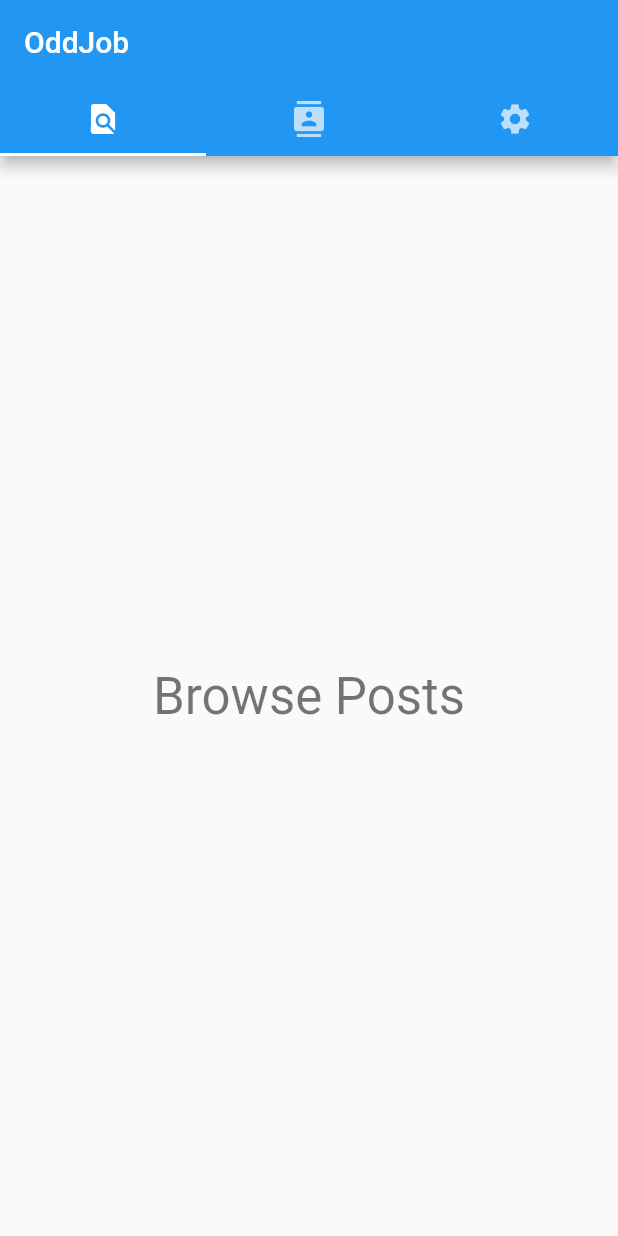
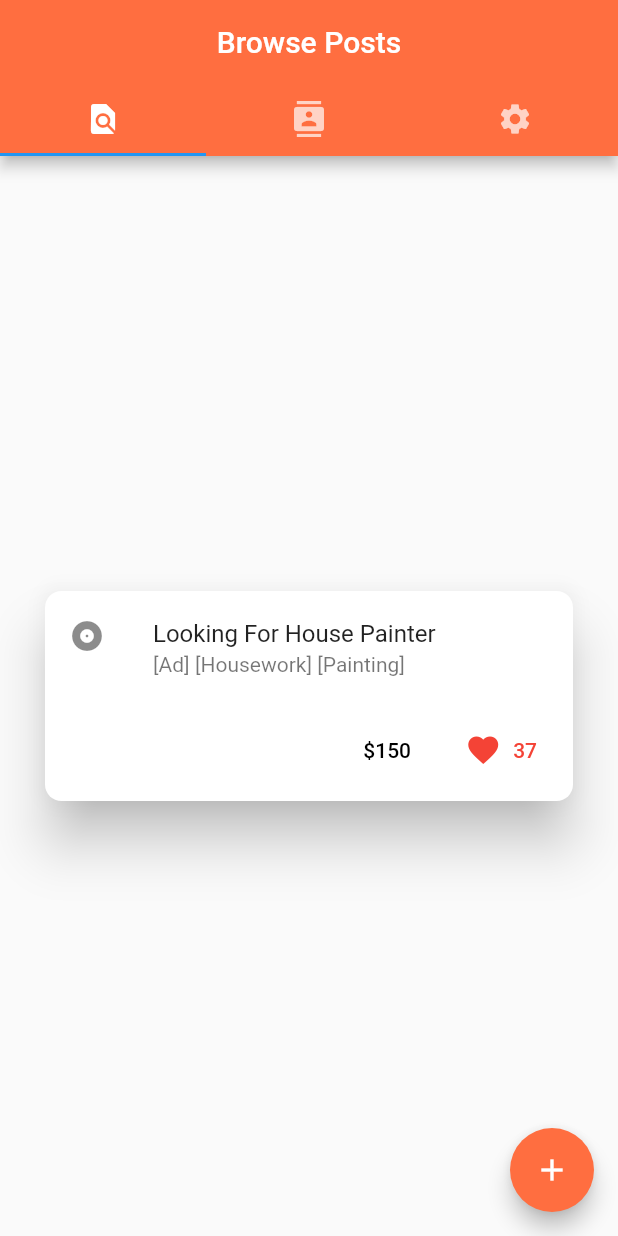
Before and after one commit to GarretBrowning/oddjob, a Flutter app: the screen it shows after launch, after a tap on "LOGIN", on a phone screen of 412 x 824 dp. Run offline on Flutter 3.47's test engine with Material 2 defaults, Android fonts, the phone set to English and light mode, and no system bars.

Commit message:
Added more features, Working on the Add Post Button

```diff
--- a/lib/browsePage/browse_jobs.dart
+++ b/lib/browsePage/browse_jobs.dart
@@ -1,5 +1,5 @@
 import 'package:flutter/material.dart';
-import 'package:oddjob/postPage/post_jobs.dart';
+import 'package:oddjob/createPostPage/create_post.dart';
 
 class BrowseJobPage extends StatefulWidget {
   @override
@@ -31,7 +31,7 @@ class BrowseJobPageState extends State<BrowseJobPage> {
         onPressed: () {
           Navigator.push(
               context,
-              MaterialPageRoute(builder: (context) => PostJobPage()),
+              MaterialPageRoute(builder: (context) => CreatePost()),
           );
         },
 
--- a/lib/homepage.dart
+++ b/lib/homepage.dart
@@ -5,41 +5,133 @@ class HomePage extends StatefulWidget {
   HomePageState createState() => HomePageState();
 }
 
-class HomePageState extends State<HomePage> with SingleTickerProviderStateMixin { //Have Question about the SingleTickerProviderStateMixin
+class HomePageState extends State<HomePage> with SingleTickerProviderStateMixin {
+
+  final List<MenuTabs> _tabs = [
+    MenuTabs(title: 'Browse Posts', icon: Icon(Icons.find_in_page)),
+    MenuTabs(title: 'My Posts', icon: Icon(Icons.contacts)),
+    MenuTabs(title: 'Settings', icon: Icon(Icons.settings)),
+  ];
+  MenuTabs _menuTabsHandler;
   TabController _tabController;
 
-  //Could try to create custom keys later for organization/cleanup:
-  final List<Widget> _tabs = [
-    Tab(icon: Icon(Icons.find_in_page)),
-    Tab(icon: Icon(Icons.contacts)),
-    Tab(icon: Icon(Icons.settings)),
-  ];
-
-  @override void initState() {
+  @override
+  // Initializing the state:
+  void initState() {
     super.initState();
-    _tabController = new TabController(vsync: this, length: _tabs.length);
+    _tabController = TabController(vsync: this, length: _tabs.length);
+    _menuTabsHandler = _tabs[0];
+    _tabController.addListener(_handleSelected);
   }
 
+  // Function to handle the selected tab:
+  void _handleSelected() {
+    setState(() {
+      _menuTabsHandler = _tabs[_tabController.index];
+    });
+  }
+
+  // DELETE This:
+  BoxDecoration myBoxDecoration() {
+    return BoxDecoration(
+        borderRadius: BorderRadius.circular(11),
+        border: Border.all(
+          width: 3, //                   <--- border width here
+      ),
+
+    );
+  }
 
   @override
   Widget build(BuildContext context) {
     return Scaffold(
         appBar: AppBar(
           automaticallyImplyLeading: false,
-          title: Text("OddJob"),
+          title: Center(
+              child: Text(_menuTabsHandler.title),
+          ),
+          backgroundColor: Colors.deepOrangeAccent,
           bottom: TabBar(
             controller: _tabController,
-            tabs: _tabs,
+            tabs: <Tab>[
+              Tab(icon: _tabs[0].icon,),
+              Tab(icon: _tabs[1].icon,),
+              Tab(icon: _tabs[2].icon,),
+            ],
           ),
         ),
         body: TabBarView(
           controller: _tabController,
+
+          // Will need to separate the children into a separate file:
+          // EXAMPLE FOR NOW:
           children: <Widget>[
-            Center(child: Text("Browse Posts", style: Theme.of(context).textTheme.display1,)),
-            Center(child: Text("My Posts", style: Theme.of(context).textTheme.display1,)),
-            Center(child: Text("Settings", style: Theme.of(context).textTheme.display1,))
+            Center(
+            child: Card(
+                margin: const EdgeInsets.all(30.0),
+                shape: RoundedRectangleBorder(
+                  borderRadius: BorderRadius.circular(11),
+                ),
+                elevation: 15.0,
+                child: Container(
+                    height: 140,
+//                    decoration: myBoxDecoration(),
+                    child: Center(
+                      child: Column(
+                        mainAxisSize: MainAxisSize.min,
+                        children: <Widget>[
+                          const ListTile(
+                            leading: Icon(Icons.album),
+                            title: Text('Looking For House Painter'),
+                            subtitle: Text(
+                                '[Ad] [Housework] [Painting]'),
+                          ),
+                          ButtonBar(
+                            children: <Widget>[
+                              FlatButton(
+                                child: Text(r'$150'),
+                                onPressed: () {
+                                  /* ... */
+                                },
+                              ),
+                              FlatButton.icon(
+                                icon: Icon(Icons.favorite),
+                                textColor: Colors.red, // Try for differentiation of Text/icon colour
+                                label: Text('37'),
+                                onPressed: () {
+                                  /* ... */
+                                },
+                              ),
+                            ],
+                          ),
+                        ],
+                      ),
+                    )
+                )
+            )
+            ),
+
+            // Start of Other Tab Pages:
+            Center(child: Text('My Posts', style: Theme.of(context).textTheme.display1,)),
+            Center(child: Text('Settings', style: Theme.of(context).textTheme.display1,))
           ],
-        )
+        ),
+
+        //This Floating Action Button is what allows users to create new posts:
+        floatingActionButton: FloatingActionButton(
+          child: Icon(Icons.add),
+          backgroundColor: Colors.deepOrangeAccent,
+          onPressed: () {
+            Navigator.pushNamed(context, '/create_post');
+            },
+        ),
     );
   }
 }
+
+// Created our own Tabs to take in a title and an icon for the AppBar:
+class MenuTabs {
+  final String title;
+  final Icon icon;
+  MenuTabs({this.title, this.icon});
+}
--- a/lib/login_page/login.dart
+++ b/lib/login_page/login.dart
@@ -1,25 +1,11 @@
 import 'package:flutter/material.dart';
-import 'package:oddjob/homepage.dart';
 
-class LoginPage extends StatelessWidget {
-  @override
-  Widget build(BuildContext context) {
-    return new MaterialApp(
-        debugShowCheckedModeBanner: false,
-        home: new MyLoginPage(),
-        routes: {
-          '/home_page': (context) => HomePage(),
-        }
-    );
-  }
-}
-
-class MyLoginPage extends StatefulWidget {
+class LoginPage extends StatefulWidget {
   @override
   _MyLoginPageState createState() => new _MyLoginPageState();
 }
 
-class _MyLoginPageState extends State<MyLoginPage> {
+class _MyLoginPageState extends State<LoginPage> {
   @override
   Widget build(BuildContext context) {
     return Scaffold(
@@ -88,14 +74,16 @@ class _MyLoginPageState extends State<MyLoginPage> {
                   ),
                 ),
                 SizedBox(height: 40.0),
-                Container(
+                AnimatedContainer(
+                  duration: Duration(seconds: 2),
                   height: 40.0, // button height
+
                   child: Material(
                     borderRadius: BorderRadius.circular(20.0),
                     shadowColor: Colors.deepOrangeAccent,
                     color: Colors.deepOrange,
                     elevation: 7.0,
-                    child: GestureDetector(
+                    child: InkWell(
                       onTap: () {
                         Navigator.pushNamed(context, '/home_page');
                       },
--- a/lib/main.dart
+++ b/lib/main.dart
@@ -1,5 +1,7 @@
 import 'package:flutter/material.dart';
+import 'package:oddjob/homepage.dart';
 import 'package:oddjob/login_page/login.dart';
+import 'createPostPage/create_post.dart';
 
 // Runs the app:
 void main() => runApp(MyApp());
@@ -10,7 +12,19 @@ class MyApp extends StatelessWidget {
   Widget build(BuildContext context) {
     return MaterialApp(
         debugShowCheckedModeBanner: false,
-        home: LoginPage(),
+        theme: ThemeData(
+          primaryColor: Colors.deepOrangeAccent,
+          primaryColorLight: Colors.white,
+          primaryColorDark: Colors.black54,
+        ),
+      initialRoute: '/',
+      routes: {
+        // When navigating to the "/" route, build the LoginScreen page.
+        '/': (context) => LoginPage(),
+        // When navigating to the "/homepage" route, build the HomePage page.
+        '/home_page': (context) => HomePage(),
+        '/create_post': (context) => CreatePost(),
+      },
     );
   }
 }
```
Also changed, not shown: lib/createPostPage/create_post.dart (renamed from lib/postPage/post_jobs.dart, +20 -10 lines), 1 other file.
